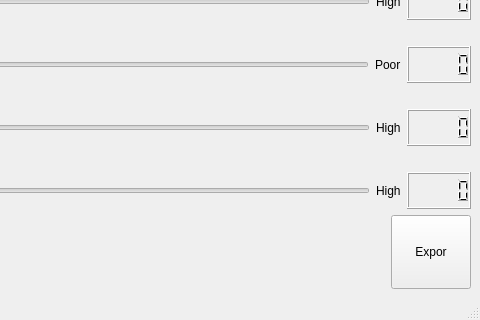
This is Interface TLX/P5_TLX_RATING.ui in jens1906/Robotteknologi-5.-semester as Qt 5 draws it before an edit; both pictures show x 320 to 800 and y 172 to 492 of the 800 by 492 pixel window. The edited form follows.
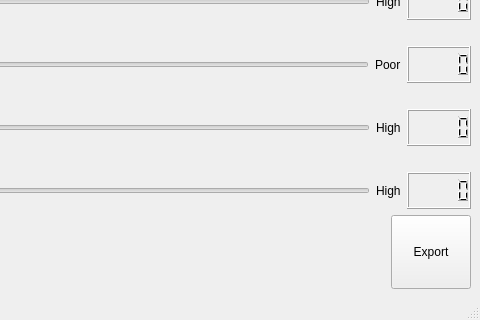
This is the edited form.

What changed in the file:
```diff
--- a/Interface TLX/P5_TLX_RATING.ui
+++ b/Interface TLX/P5_TLX_RATING.ui
@@ -15,6 +15,12 @@
   </property>
   <widget class="QWidget" name="centralwidget">
    <layout class="QVBoxLayout" name="verticalLayout" stretch="0,1,0,1,0,1,0,1,0,1,0,1,2">
+    <property name="leftMargin">
+     <number>9</number>
+    </property>
+    <property name="rightMargin">
+     <number>9</number>
+    </property>
     <item>
      <widget class="QLabel" name="label_2">
       <property name="text">
@@ -285,7 +291,7 @@
          </sizepolicy>
         </property>
         <property name="text">
-         <string>Expor</string>
+         <string>Export</string>
         </property>
        </widget>
       </item>
```
